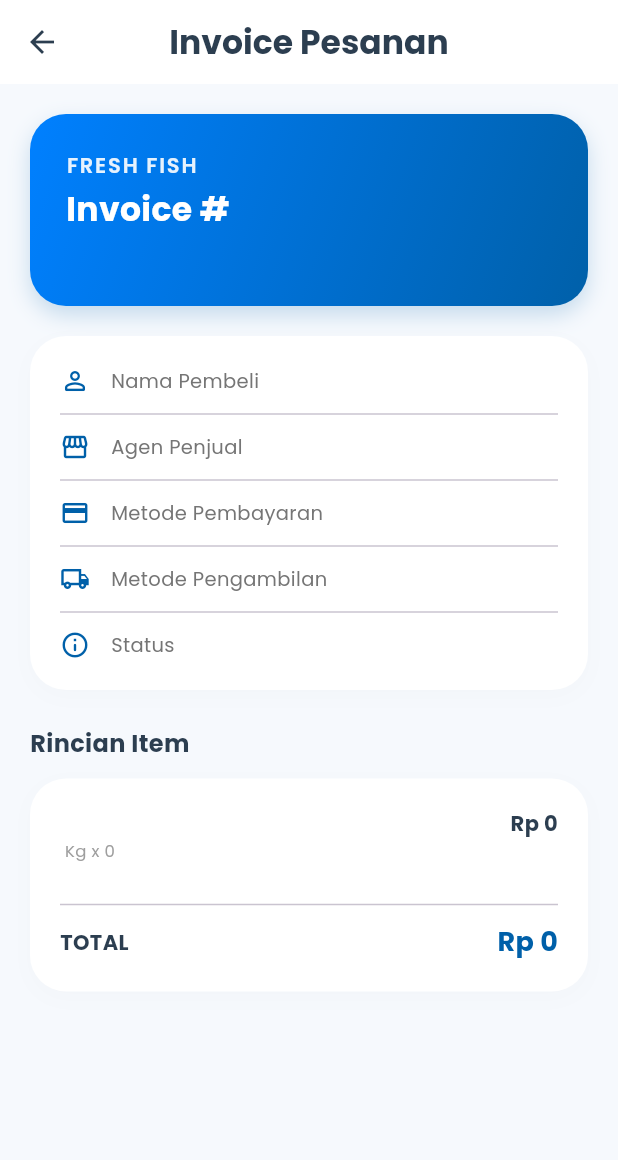
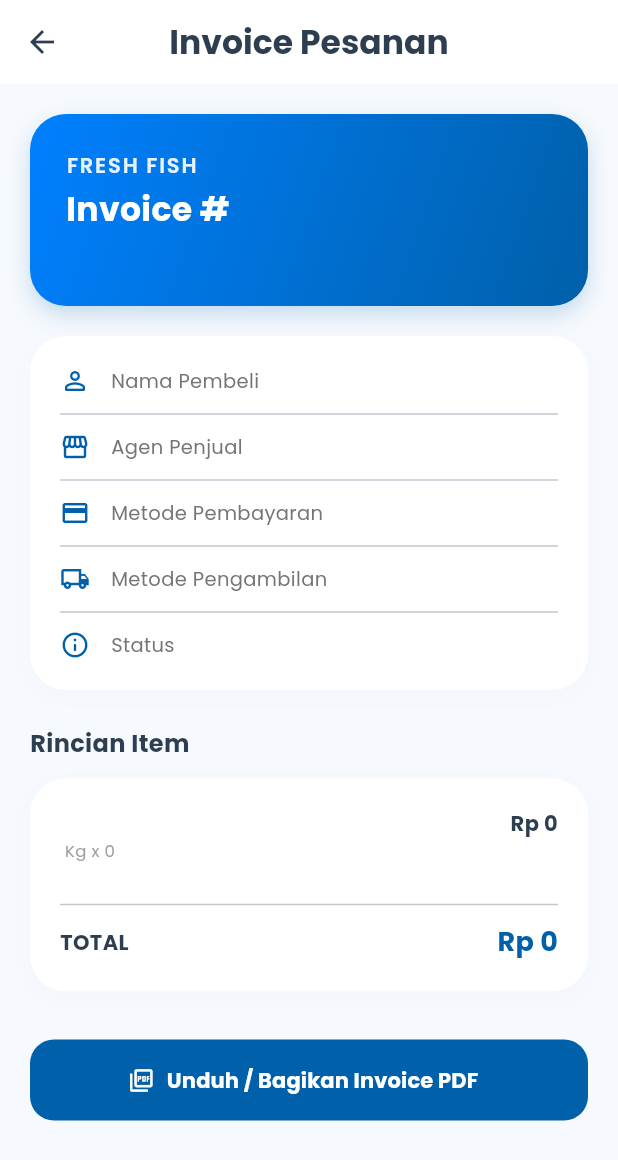
Before and after one commit to elmiraputri182-cyber/freshfish-app, a Flutter app: the InvoicePesananPage screen opened directly with empty values, on a phone screen of 412 x 824 dp. Shown: the top 1160 px of the screen. Run offline on Flutter 3.47's test engine with Material 3 defaults, Android fonts, the phone set to English and light mode, and no system bars; our stand-ins replace firebase_auth, firebase_core, fl_chart, geolocator, google_fonts, google_sign_in and 4 more; accounts and stored records are empty; network calls fail.

Commit message:
Move PDF download button from DetailPesananPage to InvoicePesananPage

```diff
--- a/lib/screens/pembeli/invoice_pesanan_page.dart
+++ b/lib/screens/pembeli/invoice_pesanan_page.dart
@@ -1,6 +1,7 @@
 import 'package:flutter/material.dart';
 import 'package:google_fonts/google_fonts.dart';
 import 'package:intl/intl.dart';
+import 'package:appfreshfish/services/pdf_service.dart';
 
 class InvoicePesananPage extends StatelessWidget {
   final Map data;
@@ -275,6 +276,48 @@ class InvoicePesananPage extends StatelessWidget {
                 ],
               ),
             ),
+            const SizedBox(height: 32),
+
+            // Download PDF Button
+            SizedBox(
+              width: double.infinity,
+              height: 54,
+              child: ElevatedButton.icon(
+                style: ElevatedButton.styleFrom(
+                  backgroundColor: const Color(0xFF0060A9),
+                  foregroundColor: Colors.white,
+                  shape: RoundedRectangleBorder(
+                    borderRadius: BorderRadius.circular(16),
+                  ),
+                  elevation: 0,
+                ),
+                onPressed: () {
+                  final List itemsList = [];
+                  if (listItems.isNotEmpty) {
+                    itemsList.addAll(listItems);
+                  } else {
+                    itemsList.add({
+                      "nama_ikan": data["nama_ikan"] ?? "-",
+                      "harga": data["harga"] ?? 0,
+                      "jumlah": data["jumlah_kg"] ?? 1,
+                      "subtotal": data["total_harga"] ?? 0,
+                    });
+                  }
+                  PdfService.cetakInvoice(
+                    data: data,
+                    items: itemsList,
+                  );
+                },
+                icon: const Icon(Icons.picture_as_pdf_outlined),
+                label: Text(
+                  "Unduh / Bagikan Invoice PDF",
+                  style: GoogleFonts.poppins(
+                    fontWeight: FontWeight.bold,
+                    fontSize: 14,
+                  ),
+                ),
+              ),
+            ),
           ],
         ),
       ),
```
Also changed, not shown: lib/screens/pembeli/detail_pesanan_page.dart (+0 -39 lines).
